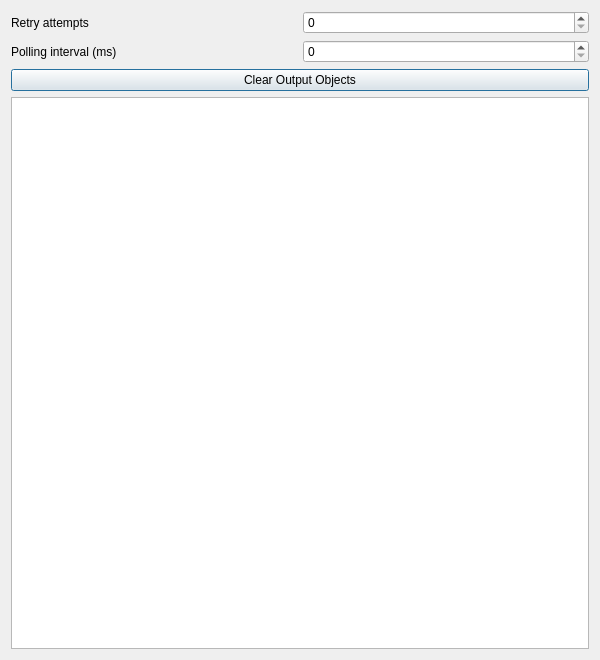
Old version of the form src/Interface/Modules/Python/InterfaceWithPython.ui in the repository SCIInstitute/SCIRun.
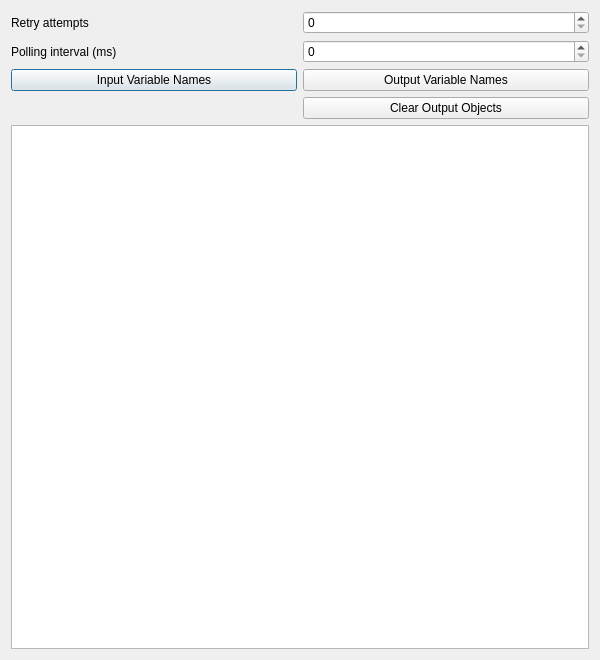
New version of the form.

Commit message: Output names more like IWM

What changed in the file:
```diff
--- a/src/Interface/Modules/Python/InterfaceWithPython.ui
+++ b/src/Interface/Modules/Python/InterfaceWithPython.ui
@@ -20,13 +20,20 @@
    <string>Dialog</string>
   </property>
   <layout class="QGridLayout" name="gridLayout">
-   <item row="3" column="0" colspan="2">
+   <item row="3" column="0">
+    <widget class="QPushButton" name="inputVariableNamesPushButton_">
+     <property name="text">
+      <string>Input Variable Names</string>
+     </property>
+    </widget>
+   </item>
+   <item row="7" column="0" colspan="2">
     <widget class="QTextEdit" name="pythonCodeTextEdit_"/>
    </item>
-   <item row="2" column="0" colspan="2">
-    <widget class="QPushButton" name="clearObjectPushButton_">
+   <item row="3" column="1">
+    <widget class="QPushButton" name="outputNamesPushButton_">
      <property name="text">
-      <string>Clear Output Objects</string>
+      <string>Output Variable Names</string>
      </property>
     </widget>
    </item>
@@ -58,6 +65,13 @@
      </property>
     </widget>
    </item>
+   <item row="5" column="1">
+    <widget class="QPushButton" name="clearObjectPushButton_">
+     <property name="text">
+      <string>Clear Output Objects</string>
+     </property>
+    </widget>
+   </item>
   </layout>
  </widget>
  <resources/>
```
The commit also changes 6 other files.
